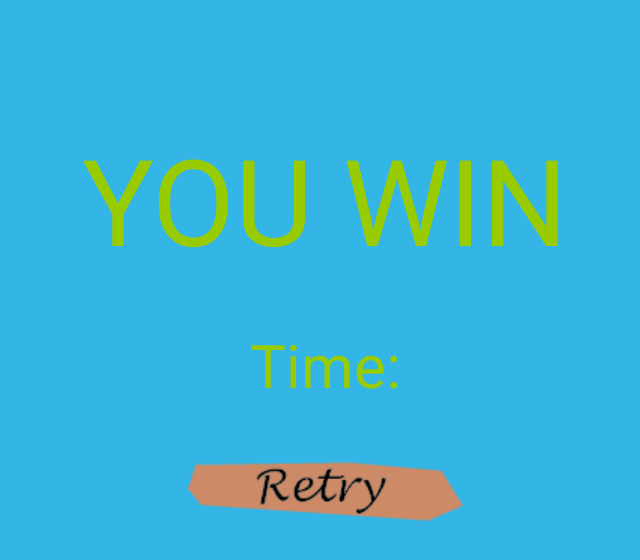
After one commit to Rica26/ProjetoMobile, an Android app: the Victory screen opened directly, with no data from a screen before it, on a phone screen of 824 x 412 dp (held sideways). The commit adds this screen. Shown: the top 560 px of the screen, without its empty margins (293-933 px from the left). Run offline under Robolectric (Android 15) with nearby library versions, the phone set to English and light mode, and no system bars.

Commit message:
lógica do spawm do boss arranjada, e gameover screen e victory screen adicionados

```diff
--- /dev/null
+++ b/app/src/main/java/ipca/game/projeto/Victory.kt
@@ -0,0 +1,19 @@
+package ipca.game.projeto
+
+import android.content.Intent
+import androidx.appcompat.app.AppCompatActivity
+import android.os.Bundle
+import android.widget.ImageButton
+
+class Victory : AppCompatActivity() {
+    override fun onCreate(savedInstanceState: Bundle?) {
+        super.onCreate(savedInstanceState)
+        setContentView(R.layout.activity_victory)
+
+        findViewById<ImageButton>(R.id.imageButtonVRetry).setOnClickListener {
+            val intent= Intent(this,GameActivity::class.java)
+            startActivity(intent)
+
+        }
+    }
+}
--- /dev/null
+++ b/app/src/main/res/layout/activity_victory.xml
@@ -0,0 +1,46 @@
+<?xml version="1.0" encoding="utf-8"?>
+<androidx.constraintlayout.widget.ConstraintLayout xmlns:android="http://schemas.android.com/apk/res/android"
+    xmlns:app="http://schemas.android.com/apk/res-auto"
+    xmlns:tools="http://schemas.android.com/tools"
+    android:layout_width="match_parent"
+    android:layout_height="match_parent"
+    android:background="@android:color/holo_blue_light"
+    tools:context=".Victory">
+
+    <TextView
+        android:id="@+id/textViewVictory"
+        android:layout_width="0dp"
+        android:layout_height="wrap_content"
+        android:layout_marginTop="79dp"
+        android:text="YOU WIN"
+        android:textAlignment="center"
+        android:textColor="@android:color/holo_green_light"
+        android:textSize="80dp"
+        app:layout_constraintEnd_toEndOf="parent"
+        app:layout_constraintStart_toStartOf="parent"
+        app:layout_constraintTop_toTopOf="parent" />
+
+    <ImageButton
+        android:id="@+id/imageButtonVRetry"
+        android:layout_width="wrap_content"
+        android:layout_height="wrap_content"
+        android:layout_marginTop="38dp"
+        android:background="#00000000"
+        app:layout_constraintEnd_toEndOf="parent"
+        app:layout_constraintStart_toStartOf="parent"
+        app:layout_constraintTop_toBottomOf="@+id/textViewTime"
+        app:srcCompat="@drawable/retry" />
+
+    <TextView
+        android:id="@+id/textViewTime"
+        android:layout_width="0dp"
+        android:layout_height="wrap_content"
+        android:layout_marginTop="30dp"
+        android:text="Time:"
+        android:textAlignment="center"
+        android:textColor="@android:color/holo_green_light"
+        android:textSize="40dp"
+        app:layout_constraintEnd_toEndOf="parent"
+        app:layout_constraintStart_toStartOf="parent"
+        app:layout_constraintTop_toBottomOf="@+id/textViewVictory" />
+</androidx.constraintlayout.widget.ConstraintLayout>
```
Also changed, not shown: app/src/main/AndroidManifest.xml (+9 -1 lines), app/src/main/java/ipca/game/projeto/GameOver.kt (added, +20 -0 lines), app/src/main/java/ipca/game/projeto/GameView.kt (+31 -17 lines), app/src/main/res/layout/activity_game_over.xml (added, +47 -0 lines), app/src/main/res/drawable/retry.png (added), app/src/main/res/drawable/rip.png (added).
